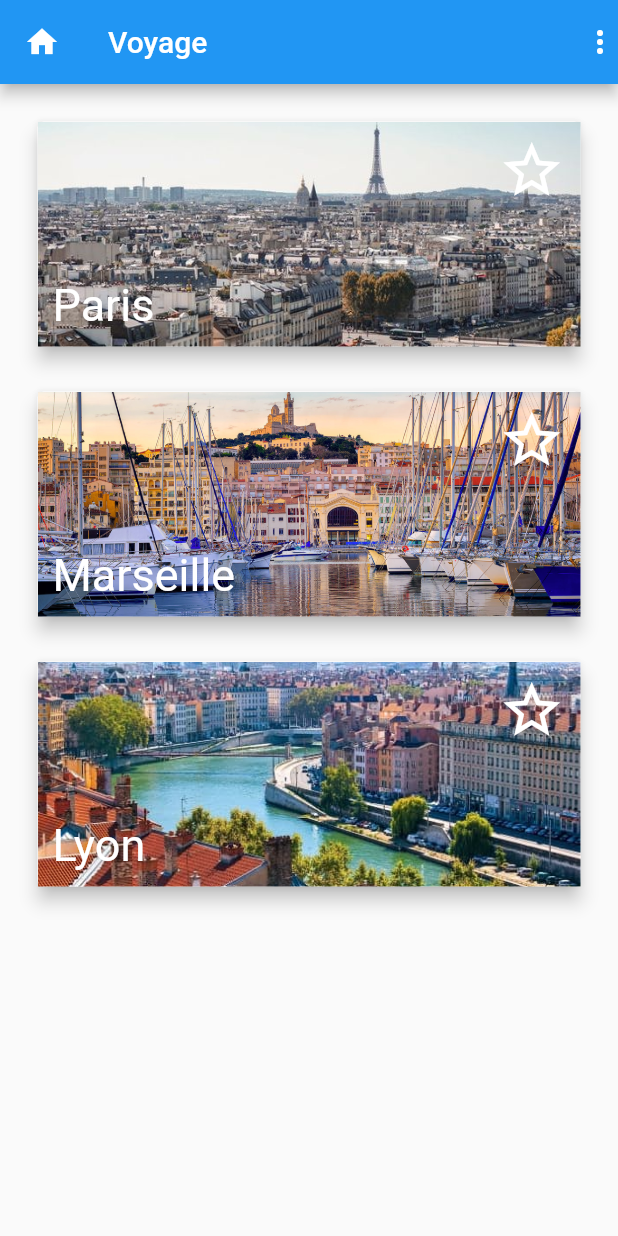
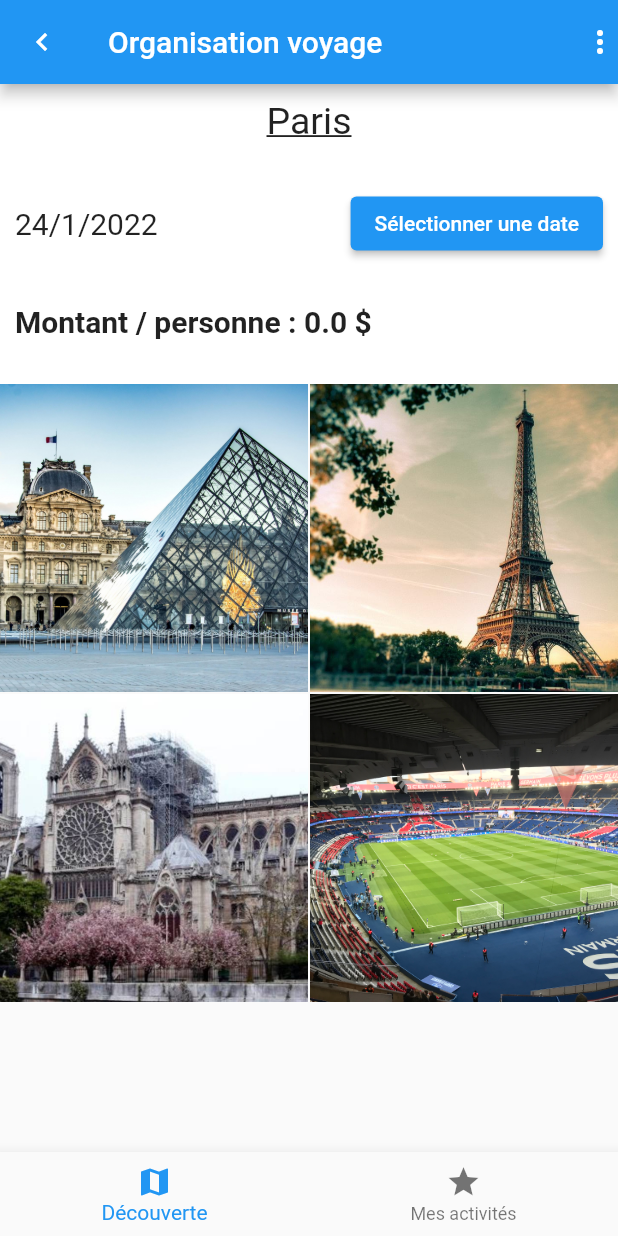
Before and after one commit to Incomprise/travelApp, a Flutter app: the screen it shows after launch, on a phone screen of 412 x 824 dp. Run offline on Flutter 3.47's test engine with Material 2 defaults, Android fonts, the phone set to English and light mode, and no system bars.

Commit message:
DateTime & assets

```diff
--- /dev/null
+++ b/lib/datas/data.dart
@@ -0,0 +1,28 @@
+import 'package:travel_app/models/activity.model.dart';
+
+List<Activity> activities = [
+  Activity(
+      id: '1',
+      name: 'Louvre',
+      image: 'assets/activities/Louvre.jpg',
+      city: 'Paris',
+  ),
+  Activity(
+    id: '2',
+    name: 'Tour Eiffel',
+    image: 'assets/activities/toureiffel.jpg',
+    city: 'Paris',
+  ),
+  Activity(
+    id: '3',
+    name: 'Notre Dame',
+    image: 'assets/activities/notredame.jpg',
+    city: 'Paris',
+  ),
+  Activity(
+    id: '4',
+    name: 'Parc des Princes',
+    image: 'assets/activities/parcprinces.jpg',
+    city: 'Paris',
+  ),
+];
--- a/lib/main.dart
+++ b/lib/main.dart
@@ -1,6 +1,7 @@
 import 'package:flutter/material.dart';
+import 'package:travel_app/views/city/widgets/city.dart';
 
-import 'package:travel_app/home.dart';
+import 'package:travel_app/views/home/home.dart';
 
 void main() {
   runApp(Travel());
@@ -12,7 +13,7 @@ class Travel extends StatelessWidget {
   Widget build(BuildContext context) {
     return MaterialApp(
       debugShowCheckedModeBanner: false,
-      home: Home(),
+      home: City(),
     );
   }
 }
--- /dev/null
+++ b/lib/models/activity.model.dart
@@ -0,0 +1,7 @@
+class Activity {
+  String id;
+  String name;
+  String image;
+  String city;
+  Activity({ required this.id, required this.name, required this.image, required this.city });
+}
--- /dev/null
+++ b/lib/models/trip.model.dart
@@ -0,0 +1,11 @@
+class Trip {
+    String city;
+    List<String> activities;
+    DateTime date;
+
+    Trip({
+      required this.city,
+      required this.activities,
+      required this.date,
+    });
+}
--- /dev/null
+++ b/lib/views/city/widgets/activity.dart
@@ -0,0 +1,17 @@
+import 'package:flutter/material.dart';
+import 'package:travel_app/models/activity.model.dart';
+
+class ActivityCard extends StatelessWidget {
+  final Activity activity;
+
+  ActivityCard({ required this.activity });
+
+  @override
+  Widget build(BuildContext context) {
+    return Container(
+      width: double.infinity,
+      height: 150,
+      child: Image.asset(activity.image, fit: BoxFit.cover,),
+    );
+  }
+}
--- /dev/null
+++ b/lib/views/city/widgets/city.dart
@@ -0,0 +1,77 @@
+import 'package:flutter/material.dart';
+import 'package:travel_app/models/activity.model.dart';
+import 'package:travel_app/datas/data.dart' as data;
+import 'package:travel_app/models/trip.model.dart';
+import 'package:travel_app/views/city/widgets/listActivity.dart';
+import 'package:travel_app/views/city/widgets/listTrip.dart';
+import 'package:travel_app/views/city/widgets/trip.dart';
+
+class City extends StatefulWidget {
+  final List<Activity> activities = data.activities;
+
+  @override
+  _CityState createState() => _CityState();
+}
+
+class _CityState extends State<City> {
+  Trip trip = Trip(city: 'Organisation voyage', activities: [], date: DateTime.now());
+  int index = 0;
+
+  void setDate() {
+    showDatePicker(
+      context: context,
+      firstDate: DateTime.now(),
+      initialDate: DateTime.now().add(Duration(days: 1)),
+      lastDate: DateTime(2023),
+    ).then((newDate) {
+      if(newDate != null) {
+        setState(() {
+          trip.date = newDate;
+        });
+      }
+    });
+  }
+
+  void switchIndex(newIndex) {
+    setState(() {
+      index = newIndex;
+    });
+  }
+
+  @override
+  Widget build(BuildContext context) {
+    return Scaffold(
+      appBar: AppBar(
+        leading: Icon(Icons.chevron_left),
+        title: Text('Organisation voyage'),
+        actions: <Widget>[
+          Icon(Icons.more_vert),
+        ],
+      ),
+      body: Container(
+        child: Column(
+          children: <Widget>[
+            TripOverview(setDate: setDate, trip: trip),
+            Expanded(
+              child: index == 0 ? ActivityList(activities: widget.activities) : TripActivityList(),
+            ),
+          ],
+        ),
+      ),
+      bottomNavigationBar: BottomNavigationBar(
+        currentIndex: index,
+        items: [
+          BottomNavigationBarItem(
+              icon: Icon(Icons.map),
+              label: 'Découverte',
+          ),
+          BottomNavigationBarItem(
+              icon: Icon(Icons.star),
+              label: 'Mes activités',
+          ),
+        ],
+        onTap: switchIndex,
+      ),
+    );
+  }
+}
--- /dev/null
+++ b/lib/views/city/widgets/listActivity.dart
@@ -0,0 +1,21 @@
+import 'package:flutter/material.dart';
+import 'package:travel_app/models/activity.model.dart';
+import 'package:travel_app/views/city/widgets/activity.dart';
+
+class ActivityList extends StatelessWidget {
+  final List<Activity> activities;
+
+  ActivityList({ required this.activities });
+
+  @override
+  Widget build(BuildContext context) {
+    return GridView.count(
+      mainAxisSpacing: 1,
+      crossAxisSpacing: 1,
+      crossAxisCount: 2,
+      children: activities.map((activity) => ActivityCard(
+          activity: activity
+      )).toList(),
+    );
+  }
+}
--- /dev/null
+++ b/lib/views/city/widgets/listTrip.dart
@@ -0,0 +1,12 @@
+import 'package:flutter/material.dart';
+
+class TripActivityList extends StatelessWidget {
+  const TripActivityList({Key? key}) : super(key: key);
+
+  @override
+  Widget build(BuildContext context) {
+    return Container(
+      child: Text('je suis là'),
+    );
+  }
+}
--- /dev/null
+++ b/lib/views/city/widgets/trip.dart
@@ -0,0 +1,70 @@
+import 'package:flutter/material.dart';
+import 'package:intl/intl.dart';
+import 'package:travel_app/models/trip.model.dart';
+
+class TripOverview extends StatelessWidget {
+  final VoidCallback setDate;
+  final Trip trip;
+
+  double get amount {
+    return 0;
+  }
+
+  TripOverview({required this.setDate, required this.trip});
+
+  @override
+  Widget build(BuildContext context) {
+    return Container(
+      child: Column(
+        crossAxisAlignment: CrossAxisAlignment.start,
+        children: <Widget>[
+          Container(
+            padding: EdgeInsets.all(10),
+            height: 200,
+            color: Colors.white,
+            child: Column(
+              children: <Widget>[
+                Text(
+                  'Paris',
+                  style: TextStyle(
+                      fontSize: 25, decoration: TextDecoration.underline),
+                ),
+                SizedBox(
+                  height: 30,
+                ),
+                Row(
+                  children: <Widget>[
+                    Expanded(
+                      child: Text(
+                        DateFormat("d/M/y").format(trip.date),
+                        style: TextStyle(fontSize: 20),
+                      ),
+                    ),
+                    ElevatedButton(
+                      onPressed: setDate,
+                      child: Text('Sélectionner une date'),
+                    ),
+                  ],
+                ),
+                SizedBox(
+                  height: 30,
+                ),
+                Row(
+                  children: <Widget>[
+                    Expanded(
+                      child: Text(
+                        'Montant / personne : $amount \$',
+                        style: TextStyle(
+                            fontSize: 20, fontWeight: FontWeight.bold),
+                      ),
+                    ),
+                  ],
+                ),
+              ],
+            ),
+          ),
+        ],
+      ),
+    );
+  }
+}
--- a/lib/home.dart
+++ b/lib/views/home/home.dart
@@ -1,6 +1,6 @@
 import 'package:flutter/material.dart';
 
-import 'package:travel_app/city.dart';
+import 'package:travel_app/views/home/widgets/city.dart';
 
 class Home extends StatefulWidget {
   @override
```
Also changed, not shown: pubspec.yaml (+5 -2 lines), assets/activities/Louvre.jpg (added), assets/activities/notredame.jpg (added), assets/activities/parcprinces.jpg (added), assets/activities/toureiffel.jpg (added), lib/views/home/widgets/city.dart (renamed from lib/city.dart), pubspec.lock, 1 other file.
